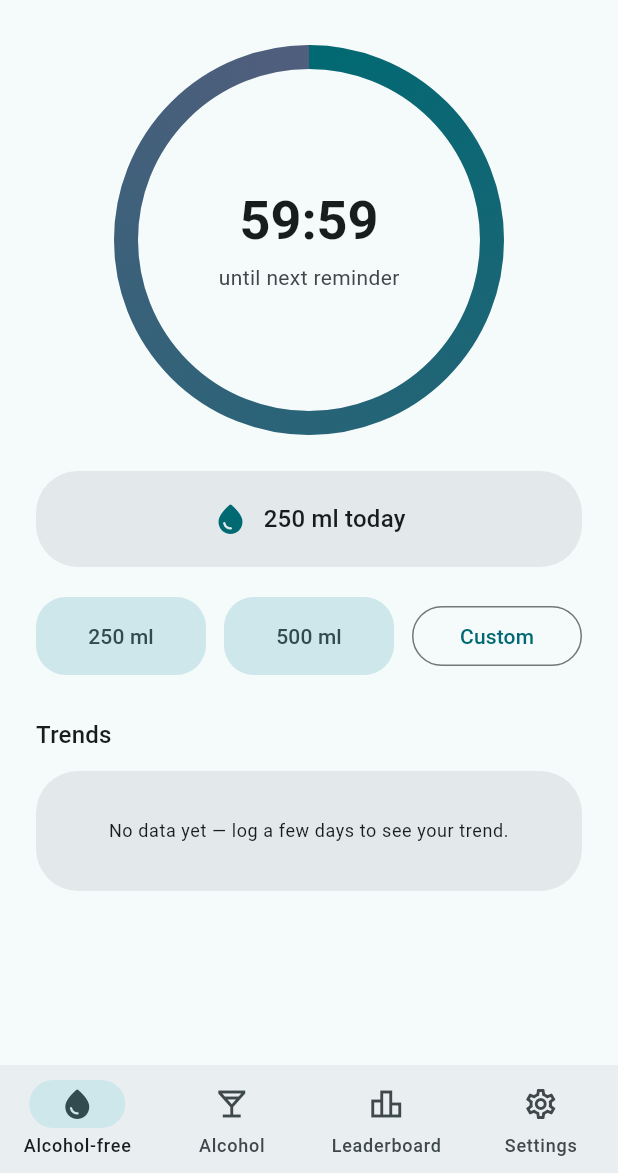
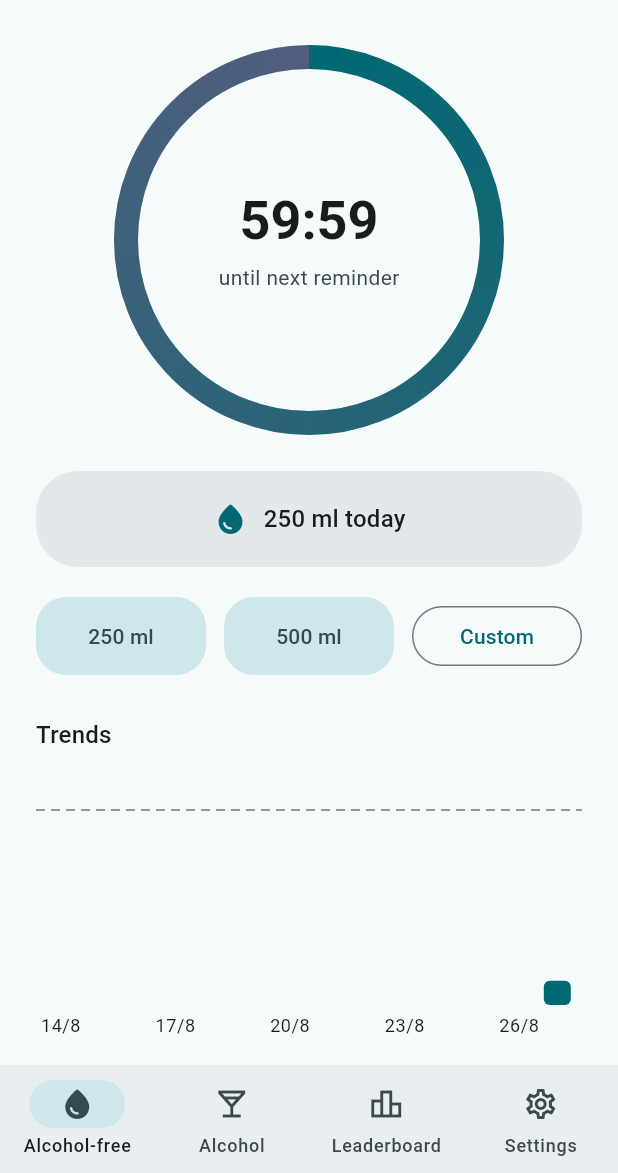
Before and after one commit to DevTimmOfTO/BetterDrink, a Flutter app: the screen it shows after launch, after a tap on an icon or button, on a phone screen of 412 x 824 dp, the part 63-1236 px from its top. Run offline on Flutter 3.47's test engine with Material 3 defaults, Android fonts, the phone set to English and light mode, and no system bars; drawn by our look-alikes of fl_chart; our stand-ins replace flutter_local_notifications, flutter_riverpod, flutter_timezone, shared_preferences, timezone.

Commit message:
Fix water trends chart not reflecting today's drinks (#2)
The home screen's Trends chart only read day-bucketed history, which
HydrationService only writes for a finished day on rollover -- today's
running total never showed up until the day rolled over. Merge
today's live ml into the chart data so the current day's bar updates
immediately after logging a drink.

Also add a dashed daily-goal reference line to the chart, and clamp
the daily goal setting to a realistic 500-10000 ml range (was
previously accepting any positive value, including unrealistic ones
like 100 ml).

Co-Authored-By: Claude Sonnet 5 <noreply@anthropic.com>
Claude-Session: https://claude.ai/code/session_01UX2AMJKboT2ZucB7DRaURn

```diff
--- a/lib/l10n/gen/app_localizations.dart
+++ b/lib/l10n/gen/app_localizations.dart
@@ -695,7 +695,7 @@ abstract class AppLocalizations {
   /// No description provided for @dailyGoalHint.
   ///
   /// In en, this message translates to:
-  /// **'e.g. 2000'**
+  /// **'e.g. 2000 (500-10000)'**
   String get dailyGoalHint;
 
   /// No description provided for @notificationMessageTitle.
@@ -776,11 +776,11 @@ abstract class AppLocalizations {
   /// **'Active start time must be before end time'**
   String get errorActiveWindowOrder;
 
-  /// No description provided for @errorDailyGoal.
+  /// No description provided for @errorDailyGoalRange.
   ///
   /// In en, this message translates to:
-  /// **'Enter a daily hydration goal in ml'**
-  String get errorDailyGoal;
+  /// **'Enter a daily hydration goal between {min} and {max} ml'**
+  String errorDailyGoalRange(int min, int max);
 
   /// No description provided for @errorAgeWeight.
   ///
--- a/lib/l10n/gen/app_localizations_de.dart
+++ b/lib/l10n/gen/app_localizations_de.dart
@@ -346,7 +346,7 @@ class AppLocalizationsDe extends AppLocalizations {
       'Wird genutzt, um Zielerreichungs-Erfolge auf dem Bestenliste-Tab zu tracken.';
 
   @override
-  String get dailyGoalHint => 'z. B. 2000';
+  String get dailyGoalHint => 'z. B. 2000 (500-10000)';
 
   @override
   String get notificationMessageTitle => 'Benachrichtigungstext';
@@ -391,7 +391,9 @@ class AppLocalizationsDe extends AppLocalizations {
       'Die Startzeit muss vor der Endzeit liegen';
 
   @override
-  String get errorDailyGoal => 'Gib ein tägliches Trinkziel in ml ein';
+  String errorDailyGoalRange(int min, int max) {
+    return 'Gib ein tägliches Trinkziel zwischen $min und $max ml ein';
+  }
 
   @override
   String get errorAgeWeight => 'Gib ein gültiges Alter und Gewicht ein';
--- a/lib/l10n/gen/app_localizations_en.dart
+++ b/lib/l10n/gen/app_localizations_en.dart
@@ -344,7 +344,7 @@ class AppLocalizationsEn extends AppLocalizations {
       'Used to track goal-hit achievements on the Leaderboard tab.';
 
   @override
-  String get dailyGoalHint => 'e.g. 2000';
+  String get dailyGoalHint => 'e.g. 2000 (500-10000)';
 
   @override
   String get notificationMessageTitle => 'Notification message';
@@ -388,7 +388,9 @@ class AppLocalizationsEn extends AppLocalizations {
       'Active start time must be before end time';
 
   @override
-  String get errorDailyGoal => 'Enter a daily hydration goal in ml';
+  String errorDailyGoalRange(int min, int max) {
+    return 'Enter a daily hydration goal between $min and $max ml';
+  }
 
   @override
   String get errorAgeWeight => 'Enter a valid age and weight';
--- a/lib/models/reminder_settings.dart
+++ b/lib/models/reminder_settings.dart
@@ -16,6 +16,12 @@ class ReminderSettings {
     message: 'Time to drink some water 💧',
     dailyGoalMl: 2000,
   );
+
+  /// Sane bounds for a daily hydration goal, in millilitres — below
+  /// [minDailyGoalMl] or above [maxDailyGoalMl] isn't a realistic target
+  /// and is most likely a typo or leftover test value.
+  static const int minDailyGoalMl = 500;
+  static const int maxDailyGoalMl = 10000;
 
   /// How often a reminder should fire, in minutes.
   final int intervalMinutes;
--- a/lib/screens/home_screen.dart
+++ b/lib/screens/home_screen.dart
@@ -8,6 +8,7 @@ import '../models/achievement.dart';
 import '../providers/hydration_history_provider.dart';
 import '../providers/hydration_provider.dart';
 import '../providers/settings_provider.dart';
+import '../services/date_key.dart';
 import '../services/history_aggregator.dart';
 import '../widgets/countdown_ring.dart';
 import '../widgets/history_chart.dart';
@@ -54,7 +55,11 @@ class _HomeScreenState extends ConsumerState<HomeScreen> {
         ? Duration.zero
         : nextReminderAt.difference(DateTime.now());
     final total = Duration(minutes: settings.intervalMinutes);
-    final trendPoints = fillMissingDays(history, days: _trendWindowDays);
+    final historyWithToday = {
+      ...history,
+      dateKey(DateTime.now()): hydration.todayMl,
+    };
+    final trendPoints = fillMissingDays(historyWithToday, days: _trendWindowDays);
 
     return Scaffold(
       appBar: AppBar(title: Text(loc.homeAppBarTitle)),
@@ -87,7 +92,11 @@ class _HomeScreenState extends ConsumerState<HomeScreen> {
             const SizedBox(height: 28),
             Text(loc.trends, style: Theme.of(context).textTheme.titleMedium),
             const SizedBox(height: 12),
-            HistoryChart(points: trendPoints, unit: loc.mlUnit),
+            HistoryChart(
+              points: trendPoints,
+              unit: loc.mlUnit,
+              goalLine: settings.dailyGoalMl.toDouble(),
+            ),
             const SizedBox(height: 8),
           ],
         ),
--- a/lib/widgets/history_chart.dart
+++ b/lib/widgets/history_chart.dart
@@ -7,10 +7,18 @@ import '../models/chart_point.dart';
 /// A themed bar chart for day-bucketed trend data (e.g. hydration ml/day
 /// or alcohol g/day), labeled with a [unit] suffix in tooltips.
 class HistoryChart extends StatelessWidget {
-  const HistoryChart({super.key, required this.points, required this.unit});
+  const HistoryChart({
+    super.key,
+    required this.points,
+    required this.unit,
+    this.goalLine,
+  });
 
   final List<ChartPoint> points;
   final String unit;
+
+  /// Optional reference line (e.g. the daily goal) drawn across the chart.
+  final double? goalLine;
 
   @override
   Widget build(BuildContext context) {
@@ -32,6 +40,8 @@ class HistoryChart extends StatelessWidget {
     }
 
     final maxValue = points.map((point) => point.value).reduce((a, b) => a > b ? a : b);
+    final goalLine = this.goalLine;
+    final maxY = (goalLine == null ? maxValue : (maxValue > goalLine ? maxValue : goalLine)) * 1.2;
     final labelEvery = (points.length / 6).ceil().clamp(1, points.length);
     final barWidth = (280 / points.length).clamp(4.0, 18.0);
 
@@ -39,7 +49,19 @@ class HistoryChart extends StatelessWidget {
       height: 180,
       child: BarChart(
         BarChartData(
-          maxY: maxValue * 1.2,
+          maxY: maxY,
+          extraLinesData: goalLine == null
+              ? const ExtraLinesData()
+              : ExtraLinesData(
+                  horizontalLines: [
+                    HorizontalLine(
+                      y: goalLine,
+                      color: colorScheme.outline,
+                      strokeWidth: 1,
+                      dashArray: [6, 4],
+                    ),
+                  ],
+                ),
           barTouchData: BarTouchData(
             touchTooltipData: BarTouchTooltipData(
               getTooltipColor: (_) => colorScheme.inverseSurface,
```
Also changed, not shown: lib/l10n/app_de.arb (+5 -2 lines), lib/l10n/app_en.arb (+5 -2 lines), lib/l10n/app_fr.arb (+5 -2 lines), lib/l10n/gen/app_localizations_fr.dart (+4 -3 lines), lib/screens/settings_screen.dart (+11 -2 lines).
